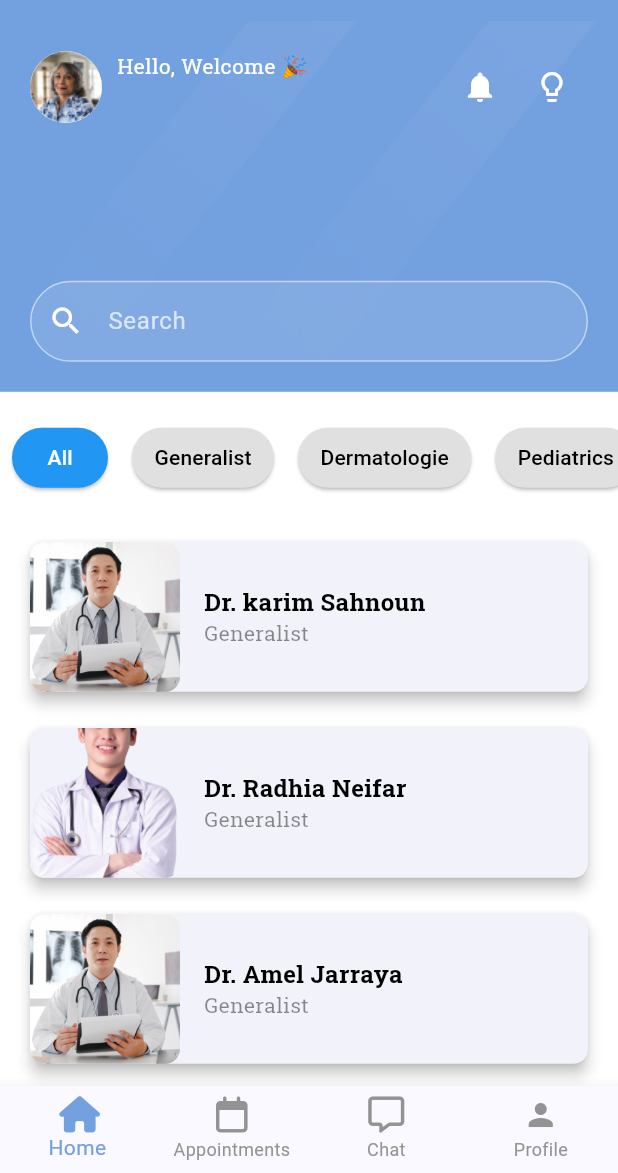
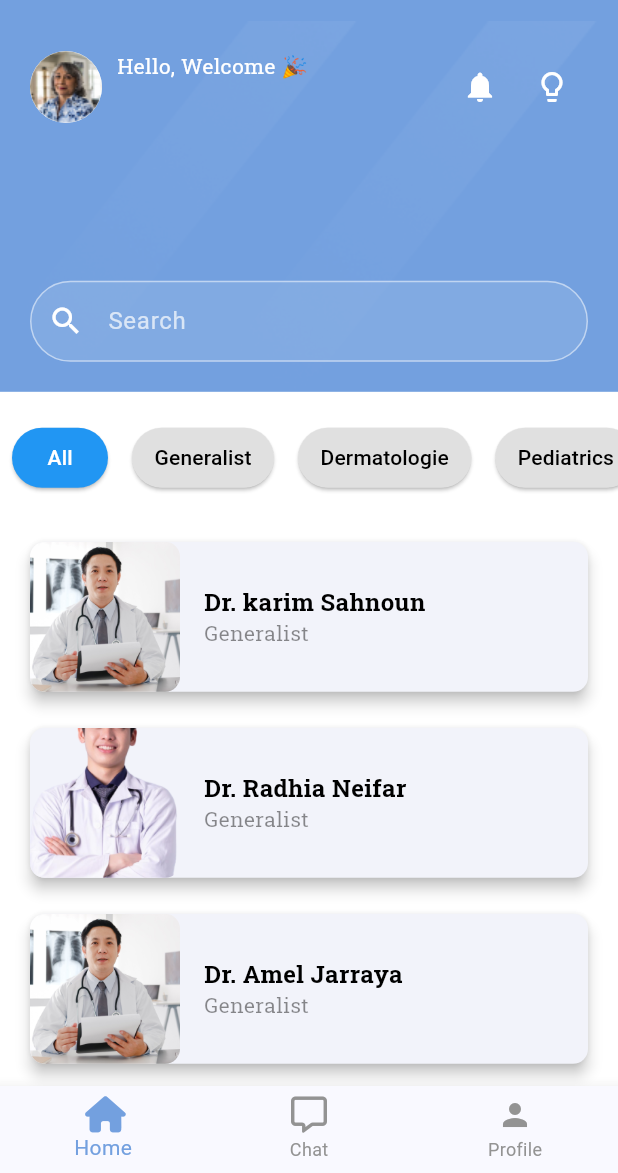
Before and after one commit to MalakDerbel1/doctor_appointment_app, a Flutter app: the BottomNavBar screen opened directly, on a phone screen of 412 x 824 dp, the part 63-1236 px from its top. Run offline on Flutter 3.47's test engine with Material 3 defaults, Android fonts, the light colour scheme and no system bars; drawn by our look-alikes of auto_size_text; our stand-ins replace another_flutter_splash_screen, font_awesome_flutter, google_fonts, google_maps_flutter, lottie, shared_preferences; accounts and stored records are empty.

Commit message:
delete appontment page

```diff
--- a/lib/bottom_nav_bar/bottom_nav_bar.dart
+++ b/lib/bottom_nav_bar/bottom_nav_bar.dart
@@ -7,6 +7,7 @@ import 'package:DocEase/screens/settings/settings_screen.dart';
 import 'package:DocEase/utils/themes/color_themes.dart';
 import 'package:flutter/material.dart';
 import 'package:font_awesome_flutter/font_awesome_flutter.dart';
+
 class BottomNavBar extends StatefulWidget {
   final String firstName;
   final String lastName;
@@ -42,16 +43,13 @@ class _BottomNavBarState extends State<BottomNavBar> {
         lastName: widget.lastName,
         email: widget.email,
       ),
-ClientAppointmentCalendar(
-    selectedDate: '2024-11-27',
-    selectedTime: '10:00 PM',
-    doctorName: 'Dr. John Doe', // Ajout du paramètre manquant
-  ),      ChatScreen(),
+      ChatScreen(),
       ProfileScreen(
-          firstName: widget.firstName, // Pass firstName
-          lastName: widget.lastName, // Pass lastName
-          email: widget.email, // Pass email
-          patientInfo: {}),
+        firstName: widget.firstName,
+        lastName: widget.lastName,
+        email: widget.email,
+        patientInfo: {}, // Passe une map vide pour éviter les erreurs
+      ),
     ];
   }
 
@@ -68,7 +66,7 @@ ClientAppointmentCalendar(
           children: [
             // Drawer Header
             UserAccountsDrawerHeader(
-              accountName: Text(widget.firstName + " " + widget.lastName),
+              accountName: Text('${widget.firstName} ${widget.lastName}'),
               accountEmail: Text(widget.email),
               currentAccountPicture: CircleAvatar(
                 backgroundColor: Colors.white,
@@ -90,17 +88,7 @@ ClientAppointmentCalendar(
                 setState(() {
                   _selectedIndex = 0;
                 });
-                Navigator.pop(context);
-              },
-            ),
-            ListTile(
-              leading: const Icon(Icons.calendar_today),
-              title: const Text('Appointments'),
-              onTap: () {
-                setState(() {
-                  _selectedIndex = 1;
-                });
-                Navigator.pop(context);
+                Navigator.pop(context); // Close the drawer
               },
             ),
             ListTile(
@@ -108,7 +96,7 @@ ClientAppointmentCalendar(
               title: const Text('Chat'),
               onTap: () {
                 setState(() {
-                  _selectedIndex = 2;
+                  _selectedIndex = 1;
                 });
                 Navigator.pop(context);
               },
@@ -118,12 +106,11 @@ ClientAppointmentCalendar(
               title: const Text('Profile'),
               onTap: () {
                 setState(() {
-                  _selectedIndex = 3; // Change the selected index for profile
+                  _selectedIndex = 2;
                 });
-                Navigator.pop(context); // Close the drawer
+                Navigator.pop(context);
               },
             ),
-
             ListTile(
               leading: const Icon(Icons.settings),
               title: const Text('Settings'),
@@ -141,18 +128,18 @@ ClientAppointmentCalendar(
               leading: const Icon(Icons.logout),
               title: const Text('Logout'),
               onTap: () {
-                // Navigate to Login Screen
-                Navigator.push(
-                    context,
-                    MaterialPageRoute(
-                      builder: (context) => OnboardingScreen(),
-                    ));
+                Navigator.pushReplacement(
+                  context,
+                  MaterialPageRoute(
+                    builder: (context) => OnboardingScreen(),
+                  ),
+                );
               },
             ),
           ],
         ),
       ),
-      body: _pages[_selectedIndex], // Display the selected screen
+      body: _pages[_selectedIndex],
       bottomNavigationBar: BottomNavigationBar(
         currentIndex: _selectedIndex,
         onTap: (index) {
@@ -160,14 +147,10 @@ ClientAppointmentCalendar(
             _selectedIndex = index;
           });
         },
-        items: [
+        items: const [
           BottomNavigationBarItem(
             icon: Icon(FontAwesomeIcons.house),
             label: 'Home',
-          ),
-          BottomNavigationBarItem(
-            icon: Icon(FontAwesomeIcons.calendar),
-            label: 'Appointments',
           ),
           BottomNavigationBarItem(
             icon: Icon(FontAwesomeIcons.message),
```
